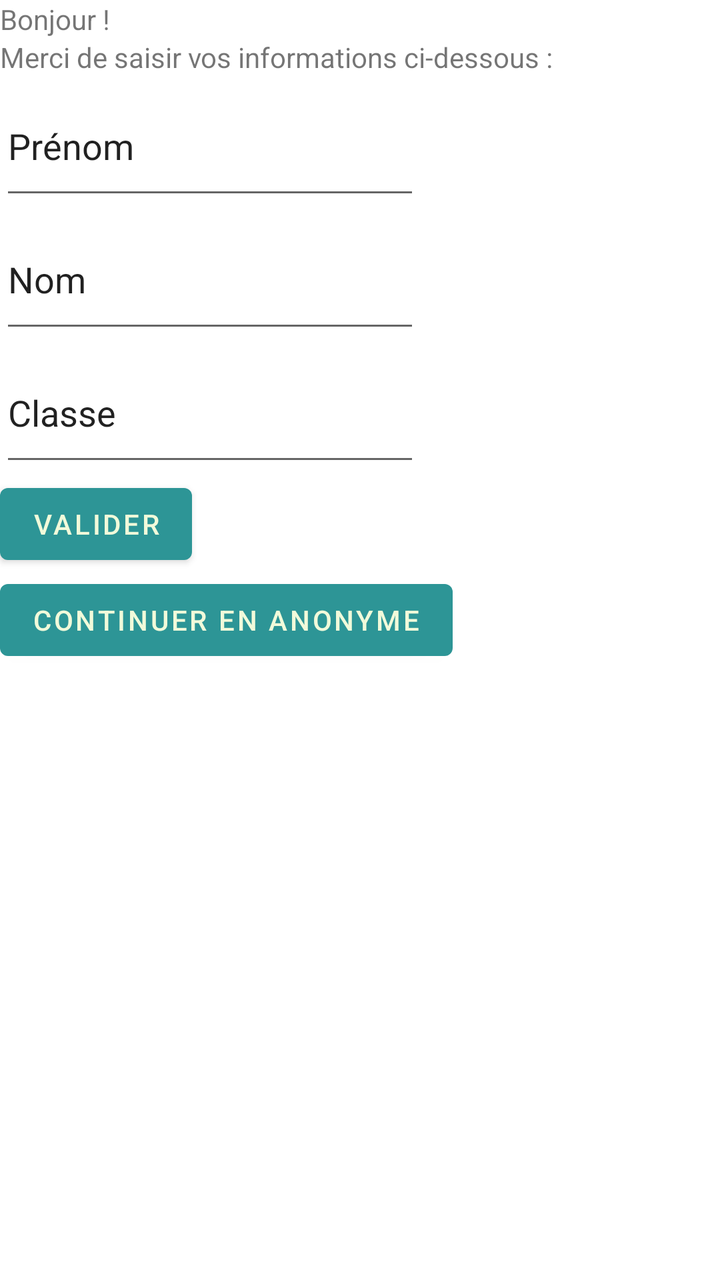
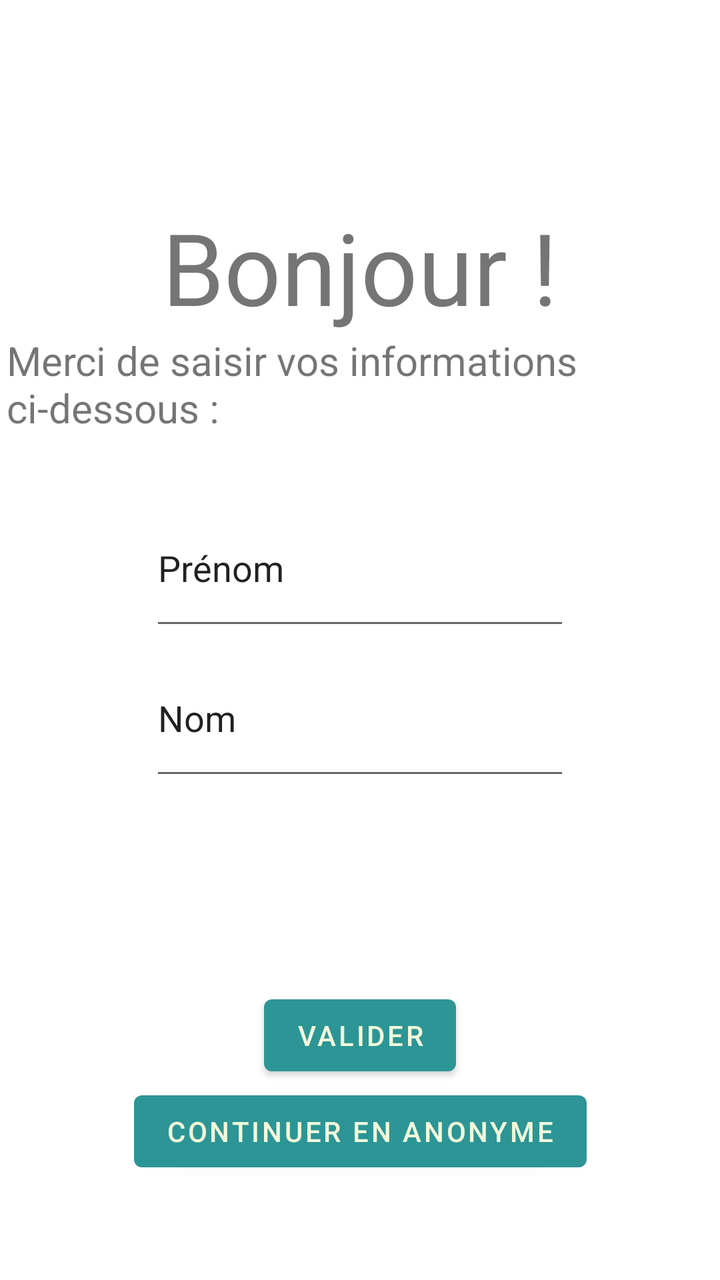

Compare the two renders of this Android layout. The source of the first and the diff that turns it into the second are given below.
<!-- AndroidManifest.xml: application theme Theme.Lousticole -->
<!-- res/layout/profil_selection.xml -->
<?xml version="1.0" encoding="utf-8"?>
<androidx.constraintlayout.widget.ConstraintLayout xmlns:android="http://schemas.android.com/apk/res/android"
    xmlns:app="http://schemas.android.com/apk/res-auto"
    xmlns:tools="http://schemas.android.com/tools"
    android:layout_width="match_parent"
    android:layout_height="match_parent">

    <TextView
        android:id="@+id/textView"
        android:layout_width="wrap_content"
        android:layout_height="wrap_content"
        android:text="Bonjour !" />

    <TextView
        android:id="@+id/textView2"
        android:layout_width="wrap_content"
        android:layout_height="wrap_content"
        android:text="Merci de saisir vos informations ci-dessous :"
        app:layout_constraintTop_toBottomOf="@+id/textView" />

    <LinearLayout
        android:id="@+id/linearLayout"
        android:layout_width="match_parent"
        android:layout_height="200dp"
        android:orientation="vertical"
        app:layout_constraintTop_toBottomOf="@+id/textView2">

        <EditText
            android:id="@+id/editTextTextPersonName"
            android:layout_width="wrap_content"
            android:layout_height="wrap_content"
            android:layout_weight="1"
            android:ems="10"
            android:inputType="textPersonName"
            android:text="Prénom" />

        <EditText
            android:id="@+id/editTextTextPersonName2"
            android:layout_width="wrap_content"
            android:layout_height="wrap_content"
            android:layout_weight="1"
            android:ems="10"
            android:inputType="textPersonName"
            android:text="Nom" />

        <EditText
            android:id="@+id/editTextTextPersonName3"
            android:layout_width="wrap_content"
            android:layout_height="wrap_content"
            android:layout_weight="1"
            android:ems="10"
            android:inputType="textPersonName"
            android:text="Classe" />

    </LinearLayout>

    <Button
        android:id="@+id/button"
        android:layout_width="wrap_content"
        android:layout_height="wrap_content"
        android:text="Valider"
        app:layout_constraintTop_toBottomOf="@+id/linearLayout"/>

    <Button
        android:id="@+id/button2"
        android:layout_width="wrap_content"
        android:layout_height="wrap_content"
        android:text="Continuer en anonyme"
        app:layout_constraintTop_toBottomOf="@+id/button"/>
    />
</androidx.constraintlayout.widget.ConstraintLayout>
<!-- resources referenced by this layout -->
<resources>
  <style name="Theme.Lousticole" parent="Theme.MaterialComponents.DayNight.NoActionBar">
          
          <item name="colorPrimary">@color/green</item>
          <item name="colorPrimaryVariant">@color/dark_green</item>
          <item name="colorOnPrimary">@color/cream</item>
          
          <item name="colorSecondary">@color/light_green</item>
          <item name="colorSecondaryVariant">@color/green</item>
          <item name="colorOnSecondary">@color/black</item>
          
          <item name="android:statusBarColor">@android:color/transparent</item>
          <item name="android:navigationBarColor">@android:color/transparent</item>
          <item name="android:windowTranslucentStatus">false</item>
          <item name="android:windowTranslucentNavigation">false</item>
          
      </style>
  <color name="green">#2D9596</color>
  <color name="dark_green">#265073</color>
  <color name="cream">#F1FADA</color>
  <color name="light_green">#9AD0C2</color>
  <color name="black">#FF000000</color>
</resources>

<!-- the commit's change to res/layout/profil_selection.xml (unified diff, before → after) -->
@@ -6,27 +6,40 @@
     android:layout_height="match_parent">
 
     <TextView
-        android:id="@+id/textView"
+        android:layout_marginTop="100dp"
+        android:id="@+id/profile_selection_welcome_textView"
         android:layout_width="wrap_content"
         android:layout_height="wrap_content"
-        android:text="Bonjour !" />
+        android:textSize="50sp"
+        android:text="Bonjour !"
+        app:layout_constraintEnd_toEndOf="parent"
+        app:layout_constraintStart_toStartOf="parent"
+        app:layout_constraintTop_toTopOf="parent" />
 
     <TextView
-        android:id="@+id/textView2"
+        android:id="@+id/profile_selection_description_textView"
         android:layout_width="wrap_content"
+        android:paddingLeft="10px"
+        android:paddingRight="10px"
         android:layout_height="wrap_content"
+        android:textSize="20sp"
         android:text="Merci de saisir vos informations ci-dessous :"
-        app:layout_constraintTop_toBottomOf="@+id/textView" />
+
+        app:layout_constraintEnd_toEndOf="parent"
+        app:layout_constraintStart_toStartOf="parent"
+        app:layout_constraintTop_toBottomOf="@+id/profile_selection_welcome_textView" />
 
     <LinearLayout
-        android:id="@+id/linearLayout"
+        android:id="@+id/profile_selection_form_linearLayout"
         android:layout_width="match_parent"
-        android:layout_height="200dp"
+        android:layout_height="150dp"
+        android:gravity="center_horizontal"
         android:orientation="vertical"
-        app:layout_constraintTop_toBottomOf="@+id/textView2">
+        app:layout_constraintBottom_toBottomOf="parent"
+        app:layout_constraintTop_toTopOf="parent">
 
         <EditText
-            android:id="@+id/editTextTextPersonName"
+            android:id="@+id/profile_selection_prenom_editText"
             android:layout_width="wrap_content"
             android:layout_height="wrap_content"
             android:layout_weight="1"
@@ -35,7 +48,7 @@
             android:text="Prénom" />
 
         <EditText
-            android:id="@+id/editTextTextPersonName2"
+            android:id="@+id/profile_selection_nom_editText"
             android:layout_width="wrap_content"
             android:layout_height="wrap_content"
             android:layout_weight="1"
@@ -43,29 +56,25 @@
             android:inputType="textPersonName"
             android:text="Nom" />
 
-        <EditText
-            android:id="@+id/editTextTextPersonName3"
-            android:layout_width="wrap_content"
-            android:layout_height="wrap_content"
-            android:layout_weight="1"
-            android:ems="10"
-            android:inputType="textPersonName"
-            android:text="Classe" />
-
     </LinearLayout>
 
     <Button
-        android:id="@+id/button"
+        android:id="@+id/profile_selection_valider_button"
         android:layout_width="wrap_content"
         android:layout_height="wrap_content"
         android:text="Valider"
-        app:layout_constraintTop_toBottomOf="@+id/linearLayout"/>
+        app:layout_constraintBottom_toBottomOf="parent"
+        app:layout_constraintEnd_toEndOf="parent"
+        app:layout_constraintStart_toStartOf="parent"
+        app:layout_constraintTop_toBottomOf="@+id/profile_selection_form_linearLayout" />
 
     <Button
-        android:id="@+id/button2"
+        android:id="@+id/profile_selection_anonyme_button"
         android:layout_width="wrap_content"
         android:layout_height="wrap_content"
         android:text="Continuer en anonyme"
-        app:layout_constraintTop_toBottomOf="@+id/button"/>
+        app:layout_constraintEnd_toEndOf="parent"
+        app:layout_constraintStart_toStartOf="parent"
+        app:layout_constraintTop_toBottomOf="@+id/profile_selection_valider_button" />
     />
 </androidx.constraintlayout.widget.ConstraintLayout>
